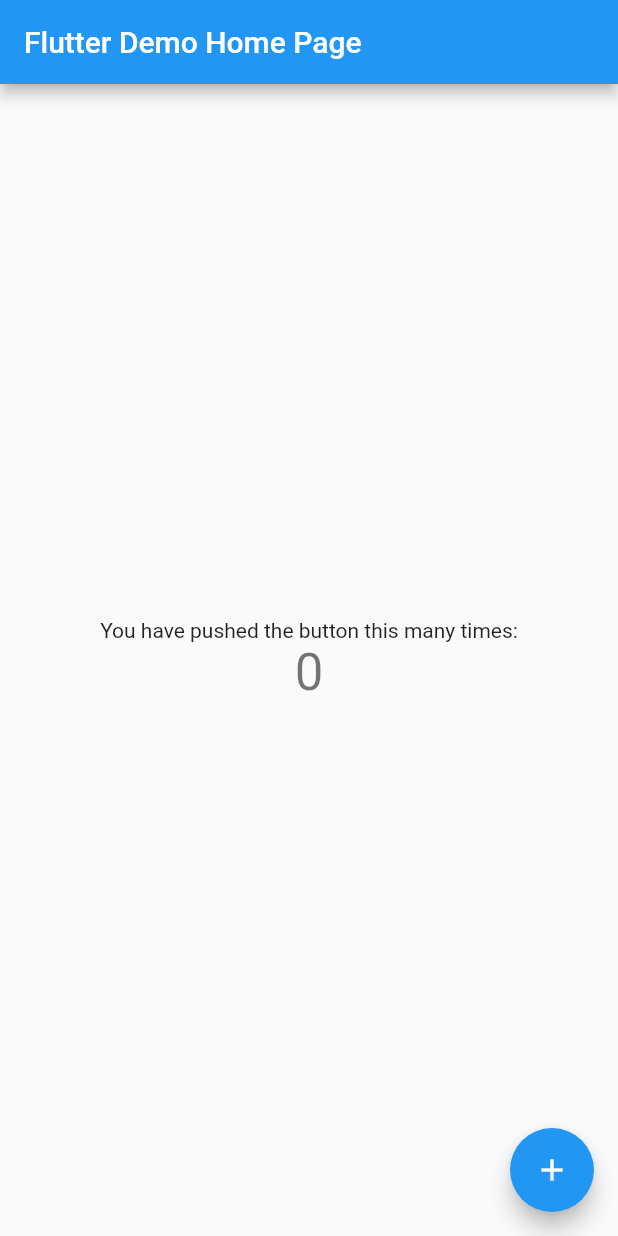
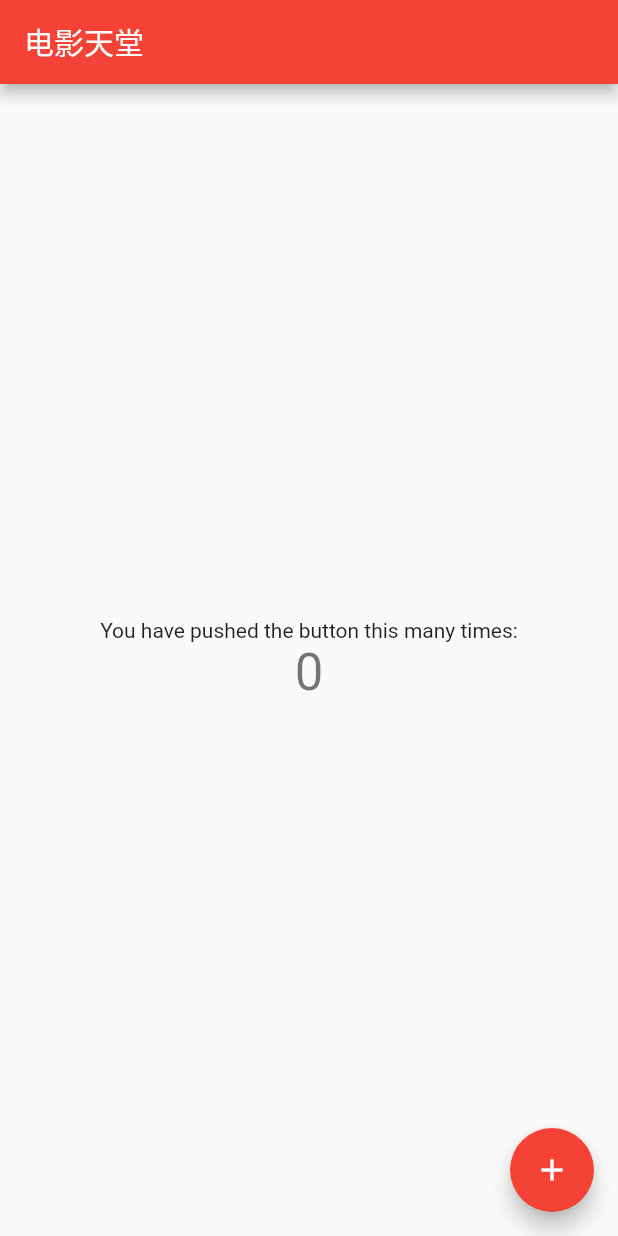
Before and after one commit to biezhihua/DYTT-Flutter, a Flutter app: the screen it shows after launch, on a phone screen of 412 x 824 dp. Run offline on Flutter 3.47's test engine with Material 2 defaults, Android fonts, the phone set to English and light mode, and no system bars.

Commit message:
Changed Theme Color

```diff
--- a/lib/main.dart
+++ b/lib/main.dart
@@ -9,32 +9,15 @@ class MyApp extends StatelessWidget {
     return new MaterialApp(
       title: '电影天堂',
       theme: new ThemeData(
-        // This is the theme of your application.
-        //
-        // Try running your application with "flutter run". You'll see the
-        // application has a blue toolbar. Then, without quitting the app, try
-        // changing the primarySwatch below to Colors.green and then invoke
-        // "hot reload" (press "r" in the console where you ran "flutter run",
-        // or press Run > Flutter Hot Reload in IntelliJ). Notice that the
-        // counter didn't reset back to zero; the application is not restarted.
-        primarySwatch: Colors.blue,
+        primarySwatch: Colors.red,
       ),
-      home: new MyHomePage(title: 'Flutter Demo Home Page'),
+      home: new MyHomePage(title: '电影天堂'),
     );
   }
 }
 
 class MyHomePage extends StatefulWidget {
   MyHomePage({Key key, this.title}) : super(key: key);
-
-  // This widget is the home page of your application. It is stateful, meaning
-  // that it has a State object (defined below) that contains fields that affect
-  // how it looks.
-
-  // This class is the configuration for the state. It holds the values (in this
-  // case the title) provided by the parent (in this case the App widget) and
-  // used by the build method of the State. Fields in a Widget subclass are
-  // always marked "final".
 
   final String title;
 
@@ -47,46 +30,18 @@ class _MyHomePageState extends State<MyHomePage> {
 
   void _incrementCounter() {
     setState(() {
-      // This call to setState tells the Flutter framework that something has
-      // changed in this State, which causes it to rerun the build method below
-      // so that the display can reflect the updated values. If we changed
-      // _counter without calling setState(), then the build method would not be
-      // called again, and so nothing would appear to happen.
       _counter++;
     });
   }
 
   @override
   Widget build(BuildContext context) {
-    // This method is rerun every time setState is called, for instance as done
-    // by the _incrementCounter method above.
-    //
-    // The Flutter framework has been optimized to make rerunning build methods
-    // fast, so that you can just rebuild anything that needs updating rather
-    // than having to individually change instances of widgets.
     return new Scaffold(
       appBar: new AppBar(
-        // Here we take the value from the MyHomePage object that was created by
-        // the App.build method, and use it to set our appbar title.
         title: new Text(widget.title),
       ),
       body: new Center(
-        // Center is a layout widget. It takes a single child and positions it
-        // in the middle of the parent.
         child: new Column(
-          // Column is also layout widget. It takes a list of children and
-          // arranges them vertically. By default, it sizes itself to fit its
-          // children horizontally, and tries to be as tall as its parent.
-          //
-          // Invoke "debug paint" (press "p" in the console where you ran
-          // "flutter run", or select "Toggle Debug Paint" from the Flutter tool
-          // window in IntelliJ) to see the wireframe for each widget.
-          //
-          // Column has various properties to control how it sizes itself and
-          // how it positions its children. Here we use mainAxisAlignment to
-          // center the children vertically; the main axis here is the vertical
-          // axis because Columns are vertical (the cross axis would be
-          // horizontal).
           mainAxisAlignment: MainAxisAlignment.center,
           children: <Widget>[
             new Text(
```
